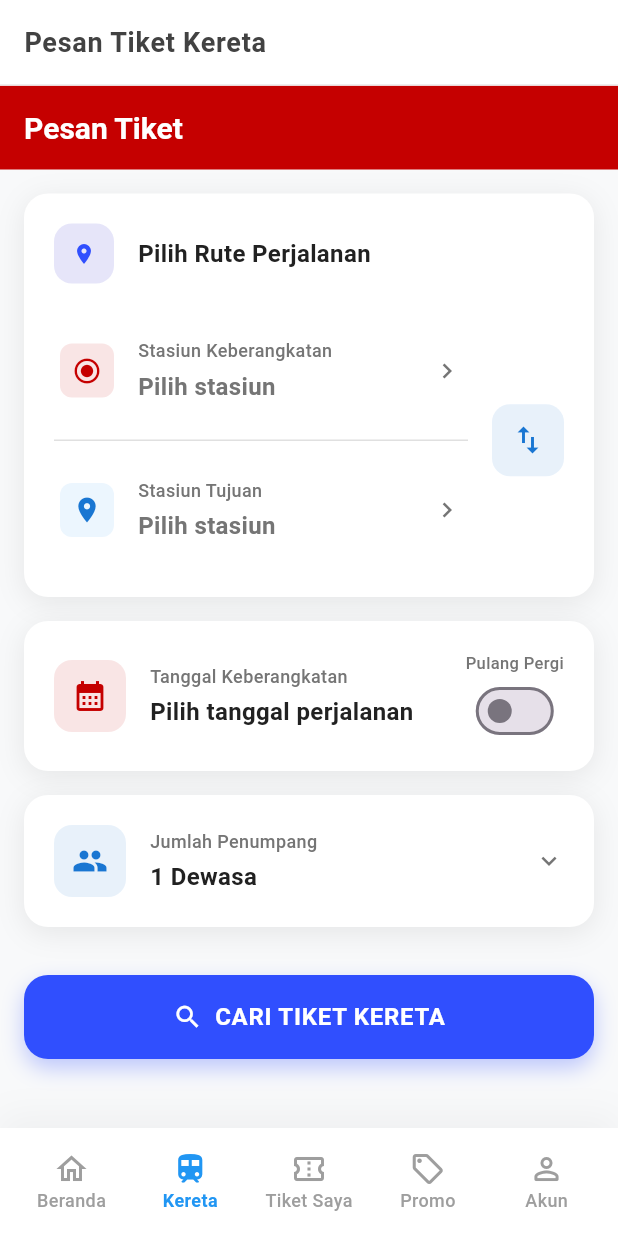
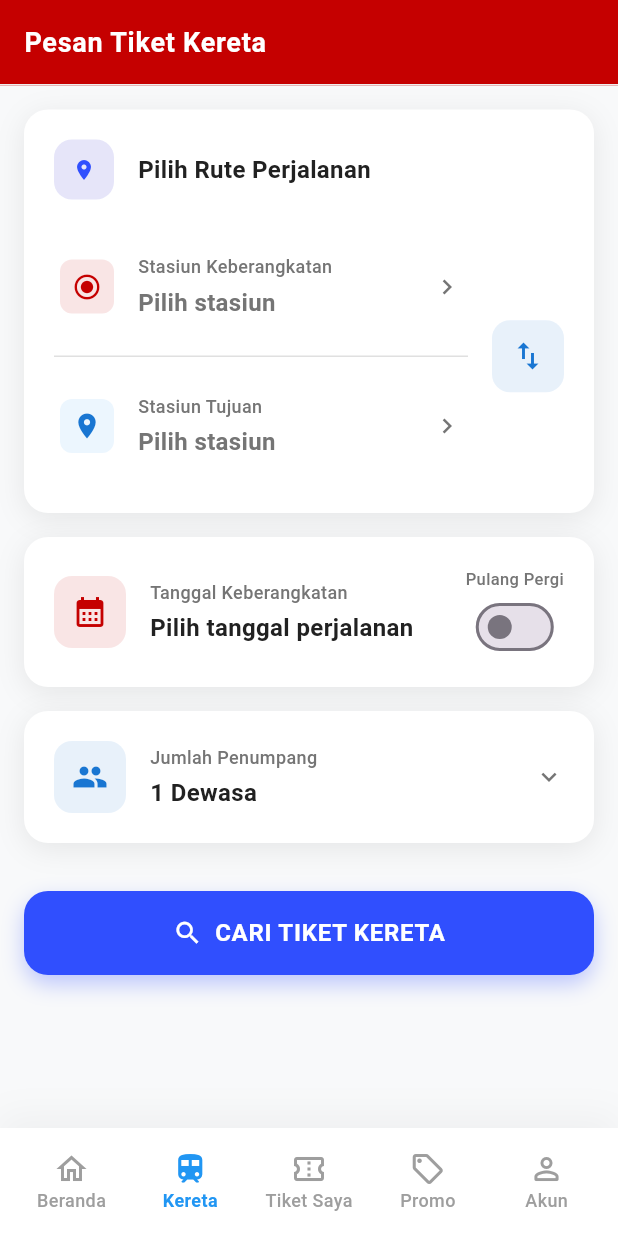
Before and after one commit to Gaten12/kaig, a Flutter app: the HomeScreen screen opened directly, item 2 of the bottom bar chosen, on a phone screen of 412 x 824 dp. Run offline on Flutter 3.47's test engine with Material 3 defaults, Android fonts, the phone set to English and light mode, and no system bars; our stand-ins replace cloud_firestore, firebase_auth, firebase_core, flutter_dotenv, flutter_markdown, get and 3 more; accounts and stored records are empty.

Commit message:
update build

```diff
--- a/lib/screens/customer/utama/home_screen.dart
+++ b/lib/screens/customer/utama/home_screen.dart
@@ -82,14 +82,14 @@ class _HomeScreenState extends State<HomeScreen> {
               ? 'Halo, $_userName!'
               : _getAppBarTitle(_selectedIndex),
           style: TextStyle(
+            color: Colors.white,
             fontWeight: FontWeight.bold,
-            color: Colors.grey[800],
             fontSize: 18,
             letterSpacing: 0.5,
           ),
         ),
         automaticallyImplyLeading: false,
-        backgroundColor: Colors.white,
+        backgroundColor: const Color(0xFFC50000),
         elevation: 0,
         surfaceTintColor: Colors.transparent,
         systemOverlayStyle: const SystemUiOverlayStyle(
--- a/lib/screens/customer/utama/tiket/PesanTiketScreen.dart
+++ b/lib/screens/customer/utama/tiket/PesanTiketScreen.dart
@@ -289,27 +289,6 @@ class _PesanTiketScreenState extends State<PesanTiketScreen> {
 
     return Scaffold(
       backgroundColor: backgroundGrey,
-      appBar: AppBar(
-        title: const Text(
-          'Pesan Tiket',
-          style: TextStyle(
-            fontWeight: FontWeight.bold,
-            fontSize: 20,
-            color: Colors.white,
-          ),
-        ),
-        centerTitle: false,
-        backgroundColor: primaryRed,
-        // Remove the leading IconButton to remove the back button
-        // leading: IconButton(
-        //   icon: const Icon(Icons.arrow_back, color: Colors.white),
-        //   onPressed: () {
-        //     Navigator.pop(context);
-        //   },
-        // ),
-        automaticallyImplyLeading: false, // This will remove the default back button
-        elevation: 0,
-      ),
       body: CustomScrollView(
         slivers: [
 
```
